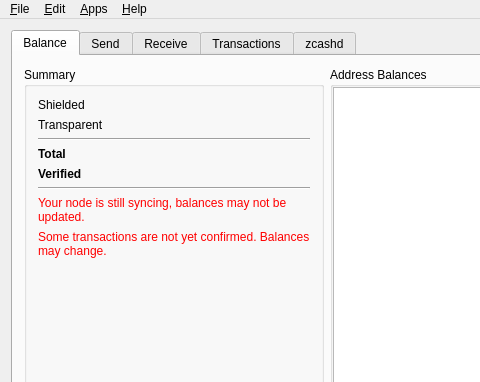
This is src/mainwindow.ui in ycashfoundation/YecLite as Qt 5 draws it before an edit; both pictures show x 0 to 480 and y 0 to 382 of the 1274 by 779 pixel window. The edited form follows.
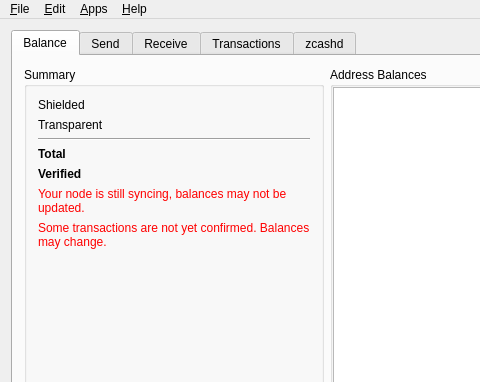
This is the edited form. Icons and pictures are not drawn. Custom widgets are drawn as their Qt base class.

Commit message: Remove extra line

```diff
--- a/src/mainwindow.ui
+++ b/src/mainwindow.ui
@@ -181,13 +181,6 @@
                  </item>
                 </layout>
                </item>
-               <item>
-                <widget class="Line" name="line_3">
-                 <property name="orientation">
-                  <enum>Qt::Horizontal</enum>
-                 </property>
-                </widget>
-               </item>
                <item>
                 <widget class="QLabel" name="lblSyncWarning">
                  <property name="styleSheet">
```
